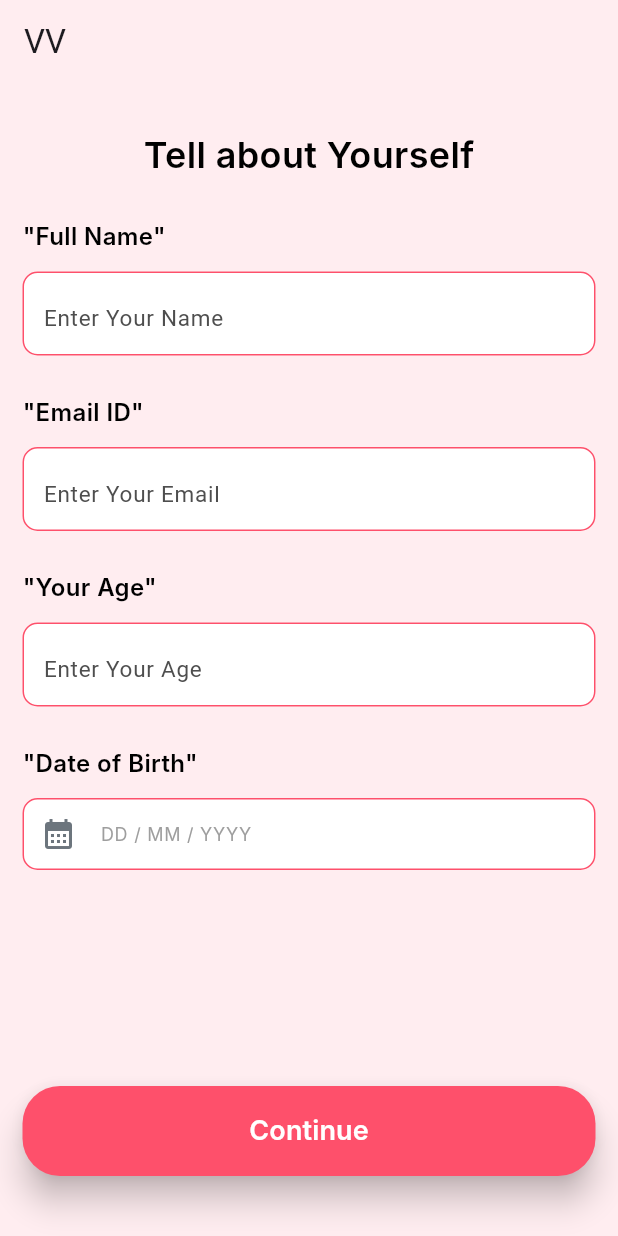
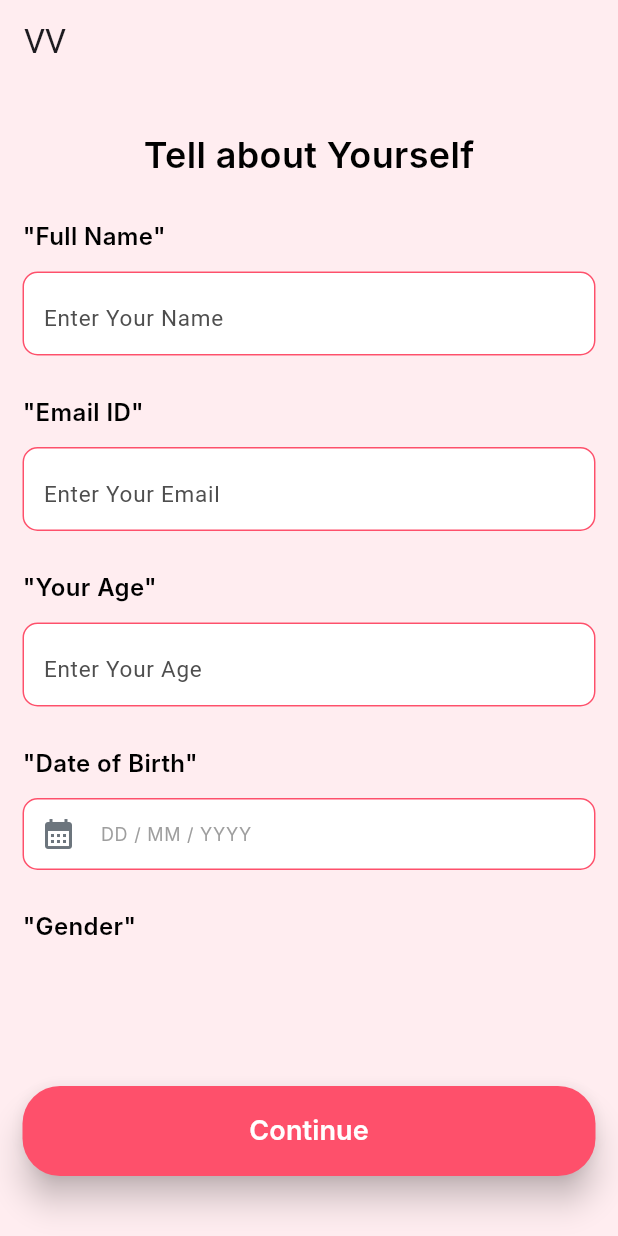
Before and after one commit to Bhavanpalanisamy/VVMatrimony, a Flutter app: the screen it shows after launch, on a phone screen of 412 x 824 dp. Run offline on Flutter 3.47's test engine with Material 3 defaults, Android fonts, the phone set to English and light mode, and no system bars; our stand-ins replace dio, dotted_border, file_picker, flutter_easyloading, flutter_riverpod, flutter_secure_storage and 11 more; missing offline and left inert: flutter_pdfview, upi_payment_flutter; Roboto replaces fonts that are missing (Inter).

Commit message:
Committting the yourDetail screen

```diff
--- a/lib/YourDetails_Ui/YourDetails_Screen.dart
+++ b/lib/YourDetails_Ui/YourDetails_Screen.dart
@@ -102,6 +102,7 @@ class _YourdetailsState extends State<Yourdetails> {
                 ),
 
             // TEXTFORM FIELD GENDER
+                Title_Style(Title: '"Gender"', isStatus: null,),
 
 
             const Spacer(),
```
